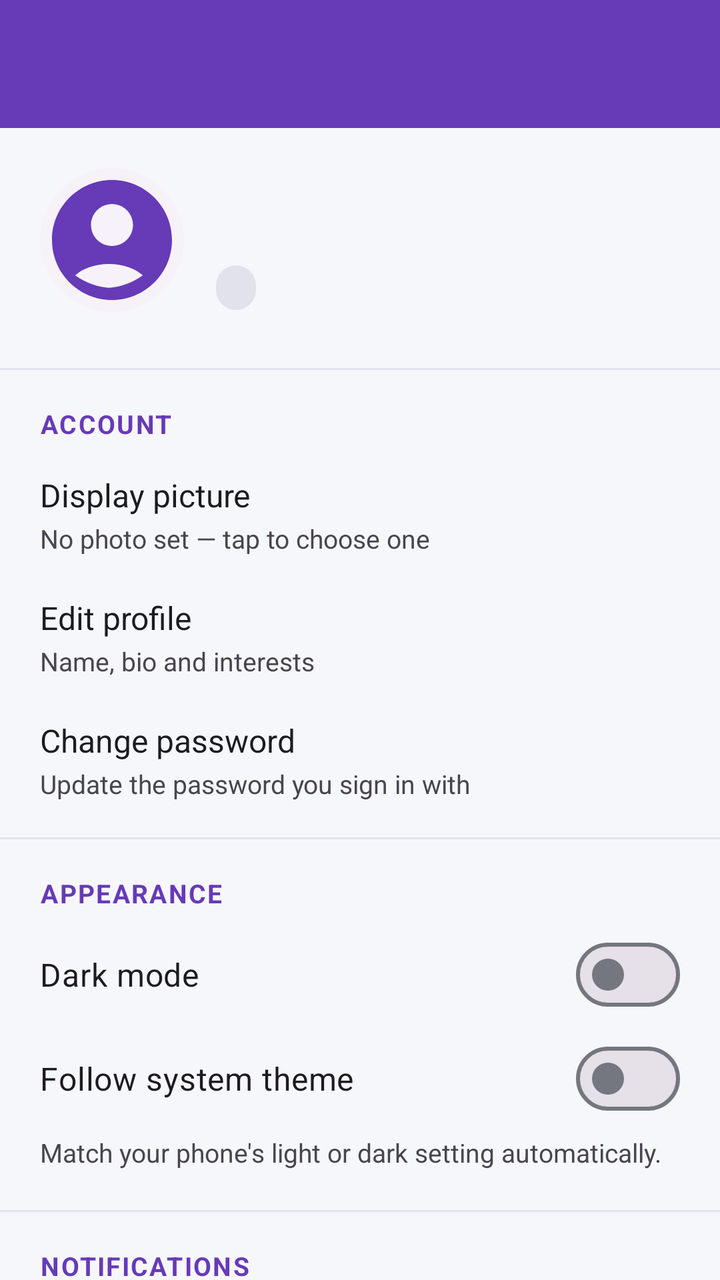
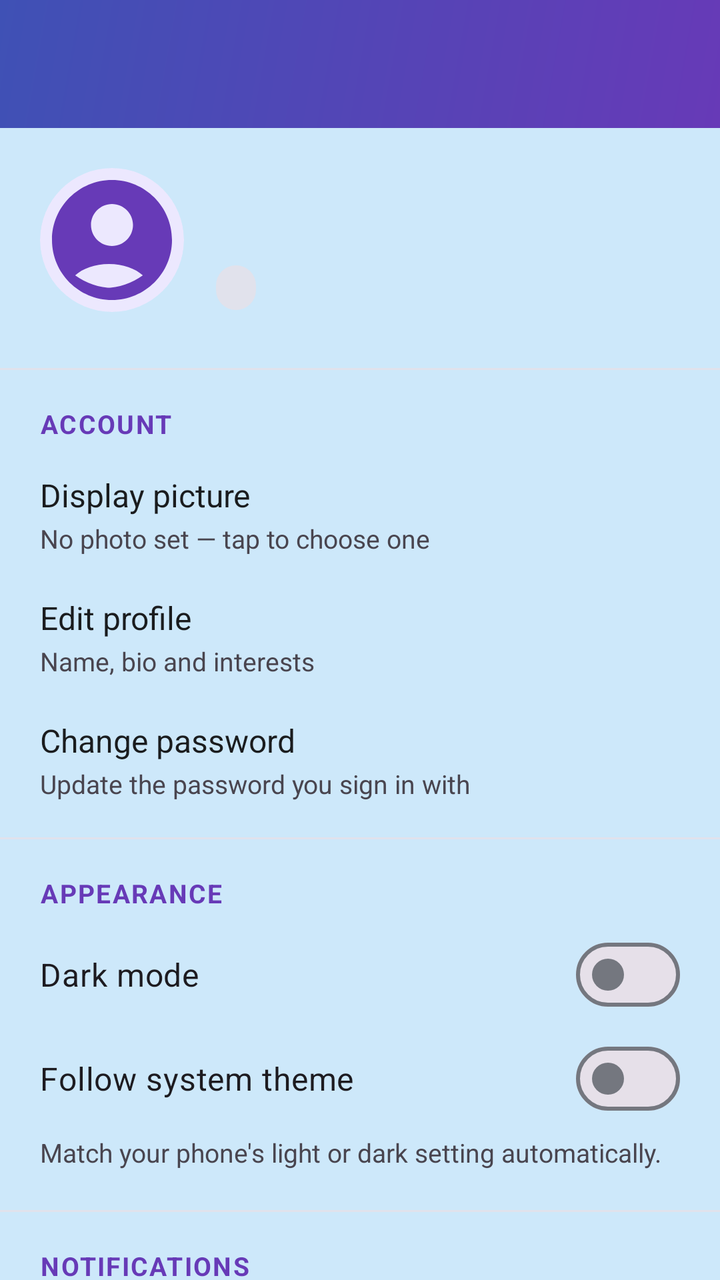

Two renders of the same Android screen: before a commit and after it. Below are the layout's source before the change and the commit's diff.
<!-- AndroidManifest.xml: application theme Theme.CampusConnect -->
<!-- res/layout/activity_settings.xml -->
<?xml version="1.0" encoding="utf-8"?>
<LinearLayout xmlns:android="http://schemas.android.com/apk/res/android"
    xmlns:app="http://schemas.android.com/apk/res-auto"
    android:layout_width="match_parent"
    android:layout_height="match_parent"
    android:orientation="vertical"
    android:background="@color/background">

    <com.google.android.material.appbar.MaterialToolbar
        android:id="@+id/toolbar"
        android:layout_width="match_parent"
        android:layout_height="?attr/actionBarSize"
        android:background="?attr/colorPrimary"
        app:titleTextColor="?attr/colorOnPrimary"
        app:navigationIconTint="?attr/colorOnPrimary" />

    <androidx.core.widget.NestedScrollView
        android:layout_width="match_parent"
        android:layout_height="match_parent">

        <LinearLayout
            android:layout_width="match_parent"
            android:layout_height="wrap_content"
            android:orientation="vertical"
            android:paddingBottom="32dp">

            
            <LinearLayout
                android:layout_width="match_parent"
                android:layout_height="wrap_content"
                android:orientation="horizontal"
                android:gravity="center_vertical"
                android:padding="20dp">

                <com.google.android.material.card.MaterialCardView
                    android:layout_width="72dp"
                    android:layout_height="72dp"
                    app:cardCornerRadius="36dp"
                    app:cardElevation="0dp">

                    <ImageView
                        android:id="@+id/profileAvatar"
                        android:layout_width="match_parent"
                        android:layout_height="match_parent"
                        android:contentDescription="@string/cd_profile_photo"
                        android:scaleType="centerCrop"
                        android:src="@drawable/ic_user_placeholder" />
                </com.google.android.material.card.MaterialCardView>

                <LinearLayout
                    android:layout_width="0dp"
                    android:layout_height="wrap_content"
                    android:layout_weight="1"
                    android:layout_marginStart="16dp"
                    android:orientation="vertical">

                    <TextView
                        android:id="@+id/profileName"
                        android:layout_width="match_parent"
                        android:layout_height="wrap_content"
                        android:textSize="18sp"
                        android:textStyle="bold"
                        android:maxLines="1"
                        android:ellipsize="end" />

                    <TextView
                        android:id="@+id/profileEmail"
                        android:layout_width="match_parent"
                        android:layout_height="wrap_content"
                        android:textColor="?android:attr/textColorSecondary"
                        android:textSize="13sp"
                        android:maxLines="1"
                        android:ellipsize="end" />

                    <TextView
                        android:id="@+id/profileRoleChip"
                        android:layout_width="wrap_content"
                        android:layout_height="wrap_content"
                        android:layout_marginTop="6dp"
                        android:background="@drawable/bg_role_chip"
                        android:paddingHorizontal="10dp"
                        android:paddingVertical="3dp"
                        android:textColor="?attr/colorPrimary"
                        android:textSize="12sp"
                        android:textStyle="bold" />
                </LinearLayout>
            </LinearLayout>

            <View style="@style/SettingsDivider" />

            <TextView style="@style/SettingsSectionHeader" android:text="@string/settings_account" />

            <LinearLayout
                android:id="@+id/changePhotoRow"
                style="@style/SettingsRow">
                <TextView style="@style/SettingsRowTitle" android:text="@string/settings_change_photo" />
                <TextView android:id="@+id/changePhotoSubtitle" style="@style/SettingsRowSubtitle"
                    android:text="@string/settings_change_photo_sub" />
            </LinearLayout>

            <LinearLayout
                android:id="@+id/editProfileRow"
                style="@style/SettingsRow">
                <TextView style="@style/SettingsRowTitle" android:text="@string/settings_edit_profile" />
                <TextView style="@style/SettingsRowSubtitle" android:text="@string/settings_edit_profile_sub" />
            </LinearLayout>

            <LinearLayout
                android:id="@+id/changePasswordRow"
                style="@style/SettingsRow">
                <TextView style="@style/SettingsRowTitle" android:text="@string/settings_change_password" />
                <TextView style="@style/SettingsRowSubtitle" android:text="@string/settings_change_password_sub" />
            </LinearLayout>

            <View style="@style/SettingsDivider" />

            <TextView style="@style/SettingsSectionHeader" android:text="@string/settings_appearance" />

            <com.google.android.material.materialswitch.MaterialSwitch
                android:id="@+id/darkModeSwitch"
                style="@style/SettingsSwitch"
                android:text="@string/settings_dark_mode" />

            <com.google.android.material.materialswitch.MaterialSwitch
                android:id="@+id/followSystemThemeSwitch"
                style="@style/SettingsSwitch"
                android:text="@string/settings_follow_system" />

            <TextView
                style="@style/SettingsRowSubtitle"
                android:paddingHorizontal="20dp"
                android:paddingBottom="12dp"
                android:text="@string/settings_follow_system_sub" />

            <View style="@style/SettingsDivider" />

            <TextView style="@style/SettingsSectionHeader" android:text="@string/settings_notifications" />

            <com.google.android.material.materialswitch.MaterialSwitch
                android:id="@+id/eventRemindersSwitch"
                style="@style/SettingsSwitch"
                android:text="@string/settings_event_reminders" />

            <com.google.android.material.materialswitch.MaterialSwitch
                android:id="@+id/chatNotificationsSwitch"
                style="@style/SettingsSwitch"
                android:text="@string/settings_chat_notifications" />

            <com.google.android.material.materialswitch.MaterialSwitch
                android:id="@+id/announcementsSwitch"
                style="@style/SettingsSwitch"
                android:text="@string/settings_announcements" />

            <View style="@style/SettingsDivider" />

            <TextView style="@style/SettingsSectionHeader" android:text="@string/settings_data" />

            <com.google.android.material.materialswitch.MaterialSwitch
                android:id="@+id/offlineModeSwitch"
                style="@style/SettingsSwitch"
                android:text="@string/settings_offline_mode" />

            <LinearLayout
                android:id="@+id/clearCacheRow"
                style="@style/SettingsRow">
                <TextView style="@style/SettingsRowTitle" android:text="@string/settings_clear_cache" />
                <TextView android:id="@+id/cacheSizeText" style="@style/SettingsRowSubtitle" />
            </LinearLayout>

            <View style="@style/SettingsDivider" />

            
            <LinearLayout
                android:id="@+id/adminSection"
                android:layout_width="match_parent"
                android:layout_height="wrap_content"
                android:orientation="vertical"
                android:visibility="gone">

                <TextView style="@style/SettingsSectionHeader" android:text="@string/settings_admin" />

                <LinearLayout
                    android:id="@+id/aiConfigRow"
                    style="@style/SettingsRow">
                    <TextView style="@style/SettingsRowTitle" android:text="@string/settings_ai_config" />
                    <TextView style="@style/SettingsRowSubtitle" android:text="@string/settings_ai_config_sub" />
                </LinearLayout>

                <View style="@style/SettingsDivider" />
            </LinearLayout>

            <TextView style="@style/SettingsSectionHeader" android:text="@string/settings_about" />

            <LinearLayout
                android:id="@+id/helpRow"
                style="@style/SettingsRow">
                <TextView style="@style/SettingsRowTitle" android:text="@string/settings_help" />
                <TextView style="@style/SettingsRowSubtitle" android:text="@string/settings_help_sub" />
            </LinearLayout>

            <LinearLayout
                android:id="@+id/privacyRow"
                style="@style/SettingsRow">
                <TextView style="@style/SettingsRowTitle" android:text="@string/settings_privacy" />
                <TextView style="@style/SettingsRowSubtitle" android:text="@string/settings_privacy_sub" />
            </LinearLayout>

            <LinearLayout
                android:id="@+id/aboutRow"
                style="@style/SettingsRow">
                <TextView style="@style/SettingsRowTitle" android:text="@string/settings_app_version" />
                <TextView android:id="@+id/versionText" style="@style/SettingsRowSubtitle" />
            </LinearLayout>

            <View style="@style/SettingsDivider" />

            <com.google.android.material.button.MaterialButton
                android:id="@+id/logoutButton"
                style="@style/Widget.Material3.Button.TextButton"
                android:layout_width="match_parent"
                android:layout_height="wrap_content"
                android:layout_marginTop="12dp"
                android:minHeight="48dp"
                android:text="@string/logout"
                android:textColor="?attr/colorError" />

        </LinearLayout>
    </androidx.core.widget.NestedScrollView>
</LinearLayout>
<!-- resources referenced by this layout -->
<resources>
  <color name="background">#F6F7FB</color>
  <string name="cd_profile_photo">Your profile photo</string>
  <string name="logout">Logout</string>
  <string name="settings_about">ABOUT</string>
  <string name="settings_account">ACCOUNT</string>
  <string name="settings_admin">ADMIN</string>
  <string name="settings_ai_config">AI Configuration</string>
  <string name="settings_app_version">App version</string>
  <string name="settings_appearance">APPEARANCE</string>
  <string name="settings_change_photo">Display picture</string>
  <string name="settings_dark_mode">Dark mode</string>
  <string name="settings_data">DATA &amp; STORAGE</string>
  <string name="settings_edit_profile">Edit profile</string>
  <string name="settings_help">Help &amp; feedback</string>
  <string name="settings_notifications">NOTIFICATIONS</string>
  <string name="settings_privacy">Privacy</string>
  <color name="surface_variant">#E1E2EC</color>
  <color name="primary">#673AB7</color>
  <style name="Base.Theme.CampusConnect" parent="Theme.Material3.DayNight.NoActionBar">
          
          <item name="colorPrimary">@color/primary</item>
          <item name="colorOnPrimary">@color/on_primary</item>
          <item name="colorSecondary">@color/secondary</item>
          <item name="colorOnSecondary">@color/on_secondary</item>
          <item name="colorTertiary">@color/tertiary</item>
          <item name="colorOnTertiary">@color/on_tertiary</item>
          <item name="android:windowBackground">@color/background</item>
          <item name="colorSurface">@color/surface</item>
          <item name="colorOnSurface">@color/on_surface</item>
  
          <item name="colorSurfaceVariant">@color/surface_variant</item>
          <item name="colorOnSurfaceVariant">@color/on_surface_variant</item>
          <item name="colorError">@color/error</item>
          <item name="colorOnError">@color/on_error</item>
          <item name="colorOutline">@color/outline</item>
          <item name="colorOutlineVariant">@color/outline_variant</item>
          <item name="android:statusBarColor">@color/primary</item>
  
          
          <item name="materialCardViewStyle">@style/Widget.CampusConnect.Card</item>
      </style>
  <color name="on_primary">#FFFFFF</color>
  <color name="secondary">#009688</color>
  <color name="on_secondary">#FFFFFF</color>
  <color name="tertiary">#FFC107</color>
  <color name="on_tertiary">#000000</color>
  <color name="surface">#FFFFFF</color>
  <color name="on_surface">#1A1C1E</color>
  <color name="on_surface_variant">#44474E</color>
  <color name="error">#B3261E</color>
  <color name="on_error">#FFFFFF</color>
  <color name="outline">#74777F</color>
  <color name="outline_variant">#C4C6D0</color>
  <style name="Widget.CampusConnect.Card" parent="Widget.Material3.CardView.Elevated">
          <item name="cardCornerRadius">16dp</item>
          <item name="cardElevation">2dp</item>
          <item name="strokeWidth">0dp</item>
      </style>
  <!-- unchanged entries left out for length: 23 -->
</resources>

<!-- the commit's change to res/layout/activity_settings.xml (unified diff, before → after) -->
@@ -7,10 +7,11 @@
     android:background="@color/background">
 
     <com.google.android.material.appbar.MaterialToolbar
+        android:theme="@style/ThemeOverlay.CampusConnect.Toolbar"
         android:id="@+id/toolbar"
         android:layout_width="match_parent"
         android:layout_height="?attr/actionBarSize"
-        android:background="?attr/colorPrimary"
+        android:background="@drawable/bg_toolbar_gradient"
         app:titleTextColor="?attr/colorOnPrimary"
         app:navigationIconTint="?attr/colorOnPrimary" />
 
<!-- resource entries referenced after the edit -->
@@ -1,6 +1,16 @@
 <!-- resources referenced by this layout -->
 <resources>
-  <color name="background">#F6F7FB</color>
+  <color name="background">#CDE8FA</color>
+  <!-- drawable bg_toolbar_gradient (drawable) -->
+  <?xml version="1.0" encoding="utf-8"?>
+  <shape xmlns:android="http://schemas.android.com/apk/res/android"
+      android:shape="rectangle">
+      <gradient
+          android:angle="135"
+          android:startColor="@color/gradient_start"
+          android:endColor="@color/gradient_end"
+          android:type="linear" />
+  </shape>
   <string name="cd_profile_photo">Your profile photo</string>
   <string name="logout">Logout</string>
   <string name="settings_about">ABOUT</string>
@@ -16,7 +26,12 @@
   <string name="settings_help">Help &amp; feedback</string>
   <string name="settings_notifications">NOTIFICATIONS</string>
   <string name="settings_privacy">Privacy</string>
+  <style name="ThemeOverlay.CampusConnect.Toolbar" parent="">
+          <item name="colorControlNormal">?attr/colorOnPrimary</item>
+      </style>
   <color name="surface_variant">#E1E2EC</color>
+  <color name="gradient_start">#673AB7</color>
+  <color name="gradient_end">#3F51B5</color>
   <color name="primary">#673AB7</color>
   <style name="Base.Theme.CampusConnect" parent="Theme.Material3.DayNight.NoActionBar">
           
@@ -40,6 +55,7 @@
   
           
           <item name="materialCardViewStyle">@style/Widget.CampusConnect.Card</item>
+          <item name="toolbarStyle">@style/Widget.CampusConnect.Toolbar</item>
       </style>
   <color name="on_primary">#FFFFFF</color>
   <color name="secondary">#009688</color>
@@ -54,10 +70,17 @@
   <color name="outline">#74777F</color>
   <color name="outline_variant">#C4C6D0</color>
   <style name="Widget.CampusConnect.Card" parent="Widget.Material3.CardView.Elevated">
-          <item name="cardCornerRadius">16dp</item>
-          <item name="cardElevation">2dp</item>
+          
+          <item name="cardBackgroundColor">@color/tile_bg</item>
+          <item name="cardCornerRadius">18dp</item>
+          <item name="cardElevation">0dp</item>
           <item name="strokeWidth">0dp</item>
       </style>
+  <style name="Widget.CampusConnect.Toolbar" parent="Widget.Material3.Toolbar">
+          <item name="navigationIconTint">?attr/colorOnPrimary</item>
+          <item name="android:theme">@style/ThemeOverlay.CampusConnect.Toolbar</item>
+      </style>
+  <color name="tile_bg">#ECE8FE</color>
   <!-- unchanged entries left out for length: 23 -->
 </resources>
 
